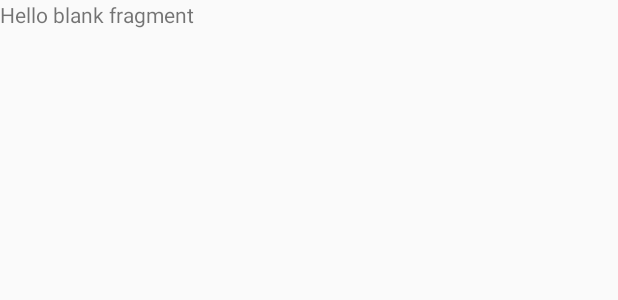
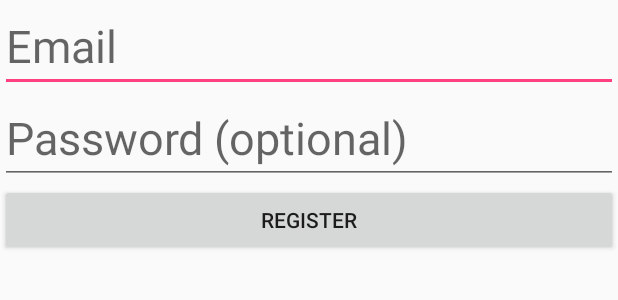
Before and after one commit to anthonyrichardson/Minesweeper, an Android app: the layout fragment_login.xml on its own in the app's theme, with its tools: preview values and no code run, on a phone screen of 412 x 824 dp. Shown: the top 300 px of the screen. Run offline under Robolectric (Android 15) with nearby library versions, the phone set to English and light mode, and no system bars.

```diff
--- a/app/src/main/AndroidManifest.xml
+++ b/app/src/main/AndroidManifest.xml
@@ -25,6 +25,7 @@
                 <category android:name="android.intent.category.LAUNCHER" />
             </intent-filter>
         </activity>
+        <!--
         <activity android:name=".MainActivity">
             <intent-filter>
                 <action android:name="android.intent.action.MAIN" />
@@ -32,6 +33,7 @@
                 <category android:name="android.intent.category.LAUNCHER" />
             </intent-filter>
         </activity>
+        -->
         <activity android:name=".AboutActivity" />
         <activity android:name=".Game_Board_Activity" />
         <activity android:name=".LoginActivity"></activity>
--- a/app/src/main/java/uw/tacoma/edu/minesweeper/WelcomeActivity.java
+++ b/app/src/main/java/uw/tacoma/edu/minesweeper/WelcomeActivity.java
@@ -41,9 +41,9 @@ public class WelcomeActivity extends AppCompatActivity {
         startActivity(intent);
     }
 
-    public void login(){
-
-    }
+//    public void login(){
+//
+//    }
 
 
 
--- a/app/src/main/res/layout/activity_login.xml
+++ b/app/src/main/res/layout/activity_login.xml
@@ -13,6 +13,7 @@
         android:layout_height="wrap_content"
         android:id="@+id/login_button"
         android:text="@string/action_sign_in_short" />
+
     <Button
         android:layout_width="match_parent"
         android:layout_height="wrap_content"
--- a/app/src/main/res/layout/fragment_login.xml
+++ b/app/src/main/res/layout/fragment_login.xml
@@ -1,13 +1,31 @@
-<FrameLayout xmlns:android="http://schemas.android.com/apk/res/android"
+<LinearLayout xmlns:android="http://schemas.android.com/apk/res/android"
     xmlns:tools="http://schemas.android.com/tools"
     android:layout_width="match_parent"
     android:layout_height="match_parent"
+    android:orientation="vertical"
     tools:context="uw.tacoma.edu.minesweeper.LoginFragment">
 
-    <!-- TODO: Update blank fragment layout -->
-    <TextView
+    <EditText
+        android:id="@+id/username_entry"
+        android:hint="@string/prompt_email"
         android:layout_width="match_parent"
-        android:layout_height="match_parent"
-        android:text="@string/hello_blank_fragment" />
+        android:layout_height="wrap_content"
+        android:textSize="@dimen/text_large"
+        />
 
-</FrameLayout>
+    <EditText
+        android:id="@+id/password_entry"
+        android:hint="@string/prompt_password"
+        android:layout_width="match_parent"
+        android:layout_height="wrap_content"
+        android:textSize="@dimen/text_large"
+        />
+
+    <Button
+        android:layout_width="match_parent"
+        android:layout_height="wrap_content"
+        android:id="@+id/add_account_button"
+        android:text="@string/sign_up"
+        android:onClick="login"/>
+
+</LinearLayout>
```
Also changed, not shown: app/src/main/java/uw/tacoma/edu/minesweeper/LoginActivity.java (+109 -2 lines), app/src/main/java/uw/tacoma/edu/minesweeper/LoginFragment.java (+58 -42 lines).
